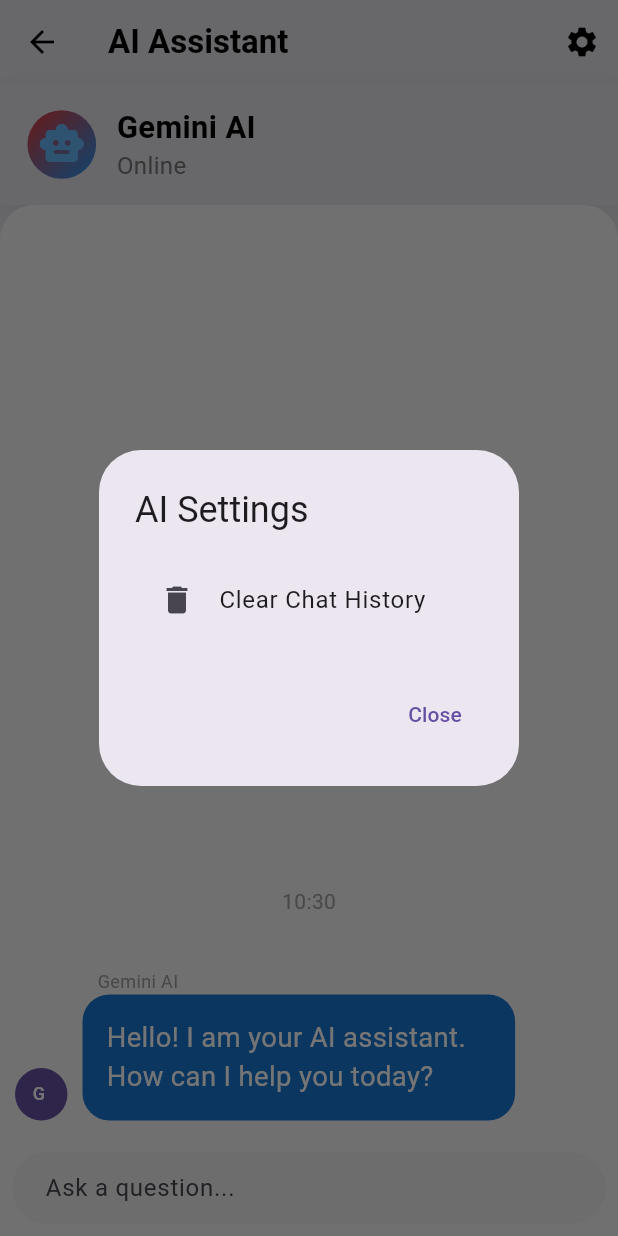
After one commit to RamadanMohamed11/Student-Attendance, a Flutter app: the ChatPage screen opened by its route, after a tap on the "settings" icon, on a phone screen of 412 x 824 dp. The commit adds this screen. Run offline on Flutter 3.47's test engine with Material 3 defaults, Android fonts, the phone set to English and light mode, and no system bars; drawn by our look-alikes of dash_chat_2; our stand-ins replace awesome_dialog, awesome_snackbar_content, cloud_firestore, community_charts_flutter, curved_navigation_bar, firebase_auth and 10 more; missing offline and left inert: firebase_app_check, mobile_scanner; accounts and stored records are empty.

Commit message:
Adding Gemini AI chat

```diff
--- a/lib/pages/about_page.dart
+++ b/lib/pages/about_page.dart
@@ -105,6 +105,7 @@ class AboutPage extends StatelessWidget {
                 context,
                 name: 'Ramadan Mohamed',
                 avatarPlaceholder: 'RM',
+                imagePath: 'assets/images/Ramadan.jpg',
               ),
 
               SizedBox(height: 16.h),
@@ -113,6 +114,7 @@ class AboutPage extends StatelessWidget {
                 context,
                 name: 'Hesham Ahmed',
                 avatarPlaceholder: 'HA',
+                imagePath: 'assets/images/Hesham.jpg',
               ),
 
               SizedBox(height: 16.h),
--- /dev/null
+++ b/lib/pages/chat_page.dart
@@ -0,0 +1,320 @@
+import 'package:flutter/material.dart';
+import 'package:flutter_screenutil/flutter_screenutil.dart';
+import 'package:flutter_gemini/flutter_gemini.dart';
+import 'package:student_attendance/colors.dart';
+import 'package:dash_chat_2/dash_chat_2.dart';
+import 'package:intl/intl.dart';
+
+class ChatPage extends StatefulWidget {
+  static const String id = 'chat_page';
+
+  const ChatPage({Key? key}) : super(key: key);
+
+  @override
+  State<ChatPage> createState() => _ChatPageState();
+}
+
+class _ChatPageState extends State<ChatPage> with TickerProviderStateMixin {
+  final TextEditingController _messageController = TextEditingController();
+  final ScrollController _scrollController = ScrollController();
+  bool _isTyping = false;
+
+  // Initialize Gemini
+  late final Gemini gemini;
+
+  // DashChat users
+  final ChatUser _currentUser = ChatUser(id: '1', firstName: 'User');
+  final ChatUser _botUser = ChatUser(id: '2', firstName: 'Gemini AI');
+
+  // DashChat messages
+  List<ChatMessage> _messages = [];
+
+  @override
+  void initState() {
+    super.initState();
+
+    // Initialize Gemini API
+    Gemini.init(apiKey: 'AIzaSyDk5p9Kv_Bt029EwLObNdA3uRGy5OodeW8');
+    gemini = Gemini.instance;
+
+    // Add welcome message
+    _messages.add(
+      ChatMessage(
+        user: _botUser,
+        createdAt: DateTime.now(),
+        text: 'Hello! I am your AI assistant. How can I help you today?',
+      ),
+    );
+  }
+
+  Future<void> _sendMessage(ChatMessage message) async {
+    setState(() {
+      _messages.insert(0, message);
+      _isTyping = true;
+    });
+
+    try {
+      // Send message to Gemini API
+      final geminiResponse = await gemini.text(message.text);
+
+      if (mounted) {
+        setState(() {
+          _isTyping = false;
+        });
+
+        if (geminiResponse != null) {
+          final responseText = geminiResponse.output ??
+              "I'm sorry, I couldn't generate a response. Please try again.";
+          setState(() {
+            _messages.insert(
+              0,
+              ChatMessage(
+                user: _botUser,
+                createdAt: DateTime.now(),
+                text: responseText,
+              ),
+            );
+          });
+        } else {
+          setState(() {
+            _messages.insert(
+              0,
+              ChatMessage(
+                user: _botUser,
+                createdAt: DateTime.now(),
+                text:
+                    "I'm sorry, I couldn't generate a response. Please try again.",
+              ),
+            );
+          });
+        }
+      }
+    } catch (error) {
+      if (mounted) {
+        setState(() {
+          _isTyping = false;
+          _messages.insert(
+            0,
+            ChatMessage(
+              user: _botUser,
+              createdAt: DateTime.now(),
+              text: "Sorry, there was an error: $error",
+            ),
+          );
+        });
+      }
+    }
+  }
+
+  @override
+  void dispose() {
+    _messageController.dispose();
+    _scrollController.dispose();
+    super.dispose();
+  }
+
+  Widget _buildSettingsButton() {
+    return IconButton(
+      icon: Icon(Icons.settings),
+      onPressed: () {
+        showDialog(
+          context: context,
+          builder: (context) => AlertDialog(
+            title: Text('AI Settings'),
+            content: Column(
+              mainAxisSize: MainAxisSize.min,
+              children: [
+                ListTile(
+                  leading: Icon(Icons.delete),
+                  title: Text('Clear Chat History'),
+                  onTap: () {
+                    Navigator.pop(context);
+                    setState(() {
+                      _messages.clear();
+                      _messages.add(
+                        ChatMessage(
+                          user: _botUser,
+                          createdAt: DateTime.now(),
+                          text:
+                              "Chat history cleared. How can I help you with attendance tracking today?",
+                        ),
+                      );
+                    });
+                  },
+                ),
+              ],
+            ),
+            actions: [
+              TextButton(
+                onPressed: () => Navigator.pop(context),
+                child: Text('Close'),
+              ),
+            ],
+          ),
+        );
+      },
+    );
+  }
+
+  @override
+  Widget build(BuildContext context) {
+    final isDarkMode = Theme.of(context).brightness == Brightness.dark;
+
+    return Scaffold(
+      appBar: AppBar(
+        title: Text(
+          'AI Assistant',
+          style: TextStyle(
+            fontWeight: FontWeight.bold,
+            color: isDarkMode ? Colors.white : Colors.black,
+          ),
+        ),
+        backgroundColor: Colors.transparent,
+        elevation: 0,
+        iconTheme: IconThemeData(
+          color: isDarkMode ? Colors.white : Colors.black,
+        ),
+        actions: [
+          _buildSettingsButton(),
+        ],
+      ),
+      body: Column(
+        children: [
+          // Chat header
+          Container(
+            padding: EdgeInsets.symmetric(horizontal: 16.w, vertical: 12.h),
+            decoration: BoxDecoration(
+              color: isDarkMode ? Colors.grey[850] : kPrimaryColor,
+              boxShadow: [
+                BoxShadow(
+                  color: Colors.black.withOpacity(0.05),
+                  blurRadius: 10.r,
+                  offset: const Offset(0, 5),
+                ),
+              ],
+            ),
+            child: Row(
+              children: [
+                Container(
+                  width: 40.w,
+                  height: 40.h,
+                  decoration: BoxDecoration(
+                    shape: BoxShape.circle,
+                    gradient: LinearGradient(
+                      colors: [kSecondaryColor, Colors.blue],
+                      begin: Alignment.topLeft,
+                      end: Alignment.bottomRight,
+                    ),
+                  ),
+                  child: Icon(
+                    Icons.smart_toy_rounded,
+                    color: Colors.blue[300],
+                    size: 28.sp,
+                  ),
+                ),
+                SizedBox(width: 12.w),
+                Column(
+                  crossAxisAlignment: CrossAxisAlignment.start,
+                  children: [
+                    Text(
+                      'Gemini AI',
+                      style: TextStyle(
+                        fontWeight: FontWeight.bold,
+                        fontSize: 18.sp,
+                        color: isDarkMode ? Colors.white : Colors.black,
+                      ),
+                    ),
+                    Text(
+                      _isTyping ? 'Typing...' : 'Online',
+                      style: TextStyle(
+                        fontSize: 14.sp,
+                        color: _isTyping
+                            ? Colors.green
+                            : (isDarkMode
+                                ? Colors.grey[400]
+                                : Colors.grey[600]),
+                      ),
+                    ),
+                  ],
+                ),
+              ],
+            ),
+          ),
+
+          // Main chat area using DashChat
+          Expanded(
+            child: Container(
+              decoration: BoxDecoration(
+                color: isDarkMode ? Colors.grey[900] : Colors.grey[100],
+                borderRadius: BorderRadius.only(
+                  topLeft: Radius.circular(20.r),
+                  topRight: Radius.circular(20.r),
+                ),
+              ),
+              child: DashChat(
+                currentUser: _currentUser,
+                onSend: _sendMessage,
+                messages: _messages,
+                inputOptions: InputOptions(
+                  inputDecoration: InputDecoration(
+                    hintText: 'Ask a question...',
+                    border: OutlineInputBorder(
+                      borderRadius: BorderRadius.circular(24.r),
+                      borderSide: BorderSide.none,
+                    ),
+                    filled: true,
+                    fillColor: isDarkMode ? Colors.grey[800] : Colors.grey[200],
+                    contentPadding:
+                        EdgeInsets.symmetric(horizontal: 16.w, vertical: 8.h),
+                  ),
+                  sendButtonBuilder: (onSend) => IconButton(
+                    icon: Icon(Icons.send_rounded,
+                        color: isDarkMode ? Colors.white : Colors.black),
+                    onPressed: onSend,
+                    style: IconButton.styleFrom(
+                      backgroundColor: kSecondaryColor,
+                      padding: EdgeInsets.all(8.sp),
+                    ),
+                  ),
+                ),
+                messageOptions: MessageOptions(
+                  showTime: true,
+                  timeFormat: DateFormat('HH:mm'),
+                  containerColor: kSecondaryColor,
+                  textColor: Colors.white,
+                  timeFontSize: 14.sp,
+                  messagePadding: EdgeInsets.all(14.sp),
+                  messageDecorationBuilder:
+                      (message, previousMessage, nextMessage) {
+                    // Use different colors for bot vs user messages
+                    return BoxDecoration(
+                      color: message.user.id == _botUser.id
+                          ? Colors.blue[700]
+                          : kSecondaryColor,
+                      borderRadius: BorderRadius.circular(18.0),
+                    );
+                  },
+                  messageTextBuilder: (message, previousMessage, nextMessage) {
+                    return Text(
+                      message.text,
+                      style: TextStyle(
+                        fontSize: 16.sp,
+                        color: Colors.white,
+                        height: 1.4,
+                      ),
+                    );
+                  },
+                ),
+                messageListOptions: MessageListOptions(
+                  showDateSeparator: true,
+                  dateSeparatorFormat: DateFormat('MMM d, yyyy'),
+                ),
+                typingUsers: _isTyping ? [_botUser] : [],
+              ),
+            ),
+          ),
+        ],
+      ),
+    );
+  }
+}
--- /dev/null
+++ b/lib/widgets/firebase_initialization_wrapper.dart
@@ -0,0 +1,71 @@
+import 'package:flutter/material.dart';
+
+/// A wrapper widget that handles Firebase initialization status
+/// and shows appropriate UI based on the initialization state
+class FirebaseInitializationWrapper extends StatelessWidget {
+  final Widget child;
+  final bool isFirebaseInitialized;
+  final String? errorMessage;
+
+  const FirebaseInitializationWrapper({
+    Key? key,
+    required this.child,
+    required this.isFirebaseInitialized,
+    this.errorMessage,
+  }) : super(key: key);
+
+  @override
+  Widget build(BuildContext context) {
+    if (isFirebaseInitialized) {
+      return child;
+    }
+
+    // Fallback UI when Firebase fails to initialize
+    return MaterialApp(
+      debugShowCheckedModeBanner: false,
+      home: Scaffold(
+        body: Center(
+          child: Column(
+            mainAxisAlignment: MainAxisAlignment.center,
+            children: [
+              const Icon(
+                Icons.cloud_off,
+                size: 64,
+                color: Colors.red,
+              ),
+              const SizedBox(height: 16),
+              const Text(
+                'Firebase Connection Issue',
+                style: TextStyle(
+                  fontSize: 24,
+                  fontWeight: FontWeight.bold,
+                ),
+              ),
+              const SizedBox(height: 8),
+              Padding(
+                padding: const EdgeInsets.symmetric(horizontal: 32),
+                child: Text(
+                  errorMessage ?? 'Unable to connect to Firebase. Please check your internet connection and try again.',
+                  textAlign: TextAlign.center,
+                  style: const TextStyle(fontSize: 16),
+                ),
+              ),
+              const SizedBox(height: 24),
+              ElevatedButton(
+                onPressed: () {
+                  // Reload the page
+                  Navigator.pushNamedAndRemoveUntil(
+                    context,
+                    '/',
+                    (route) => false,
+                  );
+                },
+                child: const Text('Try Again'),
+              ),
+            ],
+          ),
+        ),
+      ),
+    );
+  }
+}
--- a/pubspec.yaml
+++ b/pubspec.yaml
@@ -62,6 +62,8 @@ dependencies:
   awesome_dialog: ^3.2.1
   url_launcher: ^6.3.1
   animated_text_kit: ^4.2.3
+  flutter_gemini: ^3.0.0
+  dash_chat_2: ^0.0.21
 
 flutter_icons:
   android: true
```
Also changed, not shown: lib/main.dart (+17 -0 lines), lib/services/preferences_service.dart (added, +31 -0 lines), lib/utils/responsive_helper.dart (added, +83 -0 lines), assets/images/Hesham.jpg (added), assets/images/Ramadan.jpg (added), lib/firebase_options.dart, lib/services/ai_service.dart (added), pubspec.lock, 6 other files.
